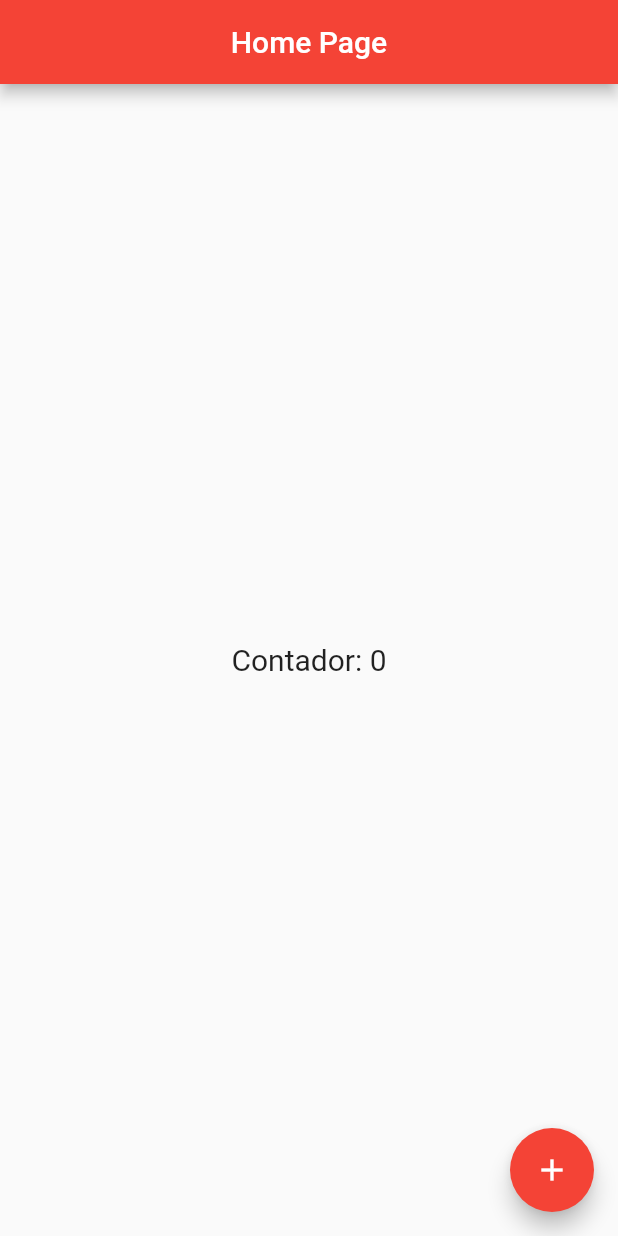
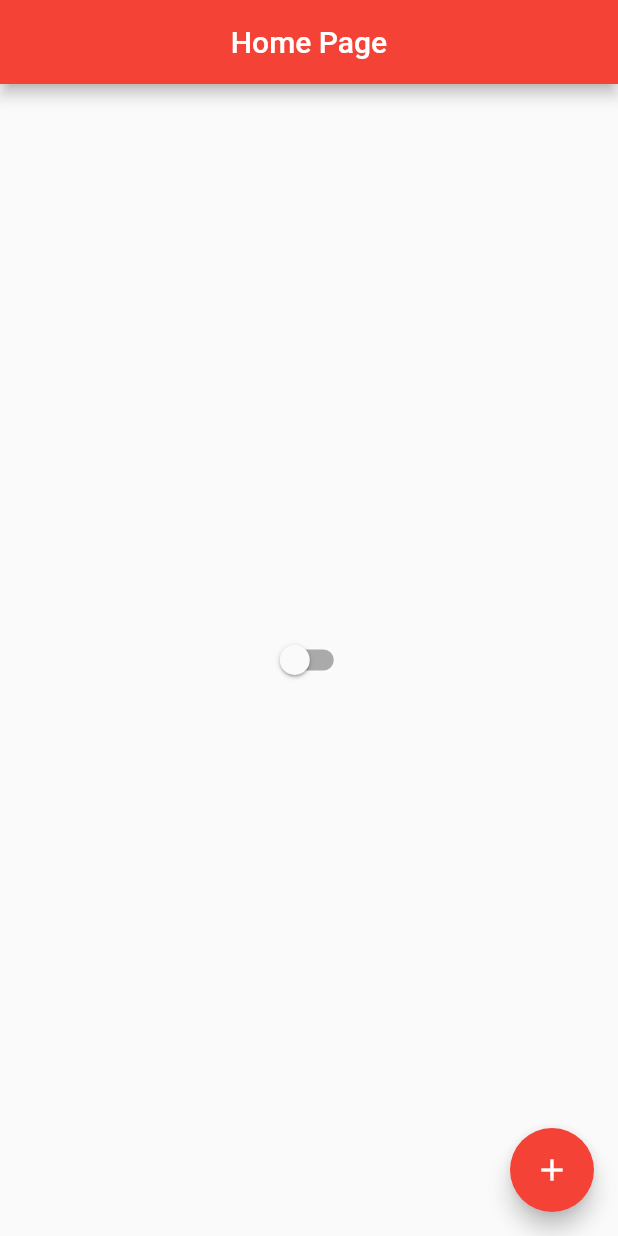
Before and after one commit to Daniels887/flutter_study, a Flutter app: the screen it shows after launch, on a phone screen of 412 x 824 dp. Run offline on Flutter 3.47's test engine with Material 2 defaults, Android fonts, the phone set to English and light mode, and no system bars.

```diff
--- /dev/null
+++ b/lib/app_controller.dart
@@ -0,0 +1,12 @@
+import 'package:flutter/foundation.dart';
+
+class AppController extends ChangeNotifier {
+  bool isDarkTheme = false;
+
+  static AppController instance = AppController();
+
+  changeTheme() {
+    isDarkTheme = !isDarkTheme;
+    notifyListeners();
+  }
+}
--- a/lib/app_widget.dart
+++ b/lib/app_widget.dart
@@ -1,13 +1,22 @@
 import 'package:flutter/material.dart';
+import 'package:flutter_study/app_controller.dart';
 
 import 'home_page.dart';
 
 class AppWidget extends StatelessWidget {
   @override
   Widget build(BuildContext context) {
-    return MaterialApp(
-      theme: ThemeData(primarySwatch: Colors.red),
-      home: HomePage(),
+    return AnimatedBuilder(
+      animation: AppController.instance,
+      builder: (context, child) {
+        return MaterialApp(
+          theme: ThemeData(
+            primarySwatch: Colors.red,
+            brightness: AppController.instance.isDarkTheme ? Brightness.dark : Brightness.light,
+          ),
+          home: HomePage(),
+        );
+      },
     );
   }
 }
--- a/lib/home_page.dart
+++ b/lib/home_page.dart
@@ -1,4 +1,5 @@
 import 'package:flutter/material.dart';
+import 'package:flutter_study/app_controller.dart';
 
 class HomePage extends StatefulWidget {
   @override
@@ -16,14 +17,9 @@ class HomePageState extends State<HomePage> {
     return Scaffold(
       appBar: AppBar(title: Text('Home Page'), centerTitle: true),
       body: Center(
-        child: GestureDetector(
-          child: Text('Contador: $counter', style: TextStyle(fontSize: 20),),
-          onTap: () {
-            setState(() {
-              counter++;
-            });
-          },
-        )
+        child: Switch(value: AppController.instance.isDarkTheme, onChanged: (value) {
+          AppController.instance.changeTheme();
+        })
       ),
       floatingActionButton: FloatingActionButton(
         child: Icon(Icons.add),
```
